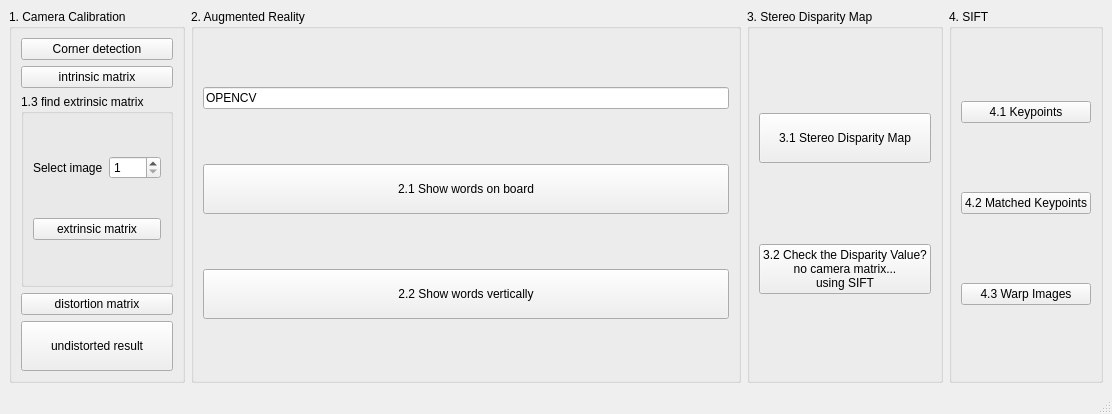
The window that hw1/mainwindow.ui (cicero884/CVDL_2021) describes before a commit, drawn with Qt 5.
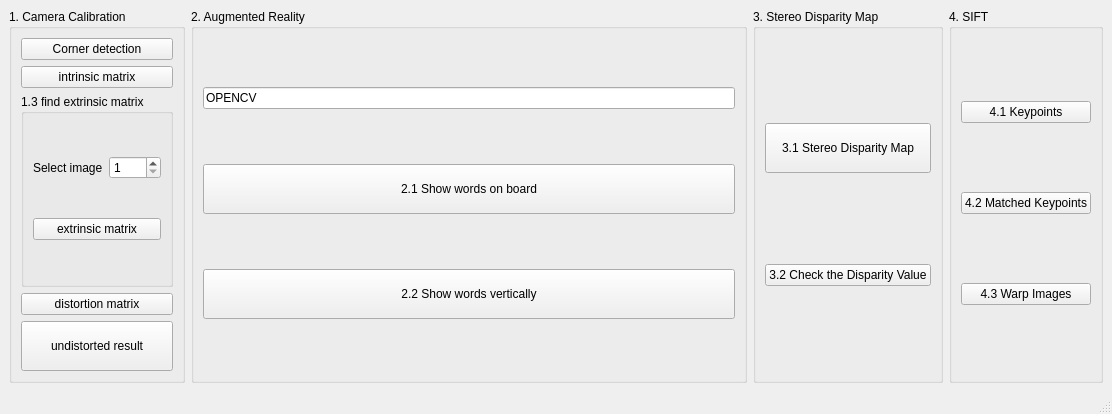
The same window after the commit.

```diff
--- a/hw1/mainwindow.ui
+++ b/hw1/mainwindow.ui
@@ -167,9 +167,7 @@
        <item>
         <widget class="QPushButton" name="btn3_2">
          <property name="text">
-          <string>3.2 Check the Disparity Value?
-no camera matrix...
-using SIFT</string>
+          <string>3.2 Check the Disparity Value</string>
          </property>
         </widget>
        </item>
```
